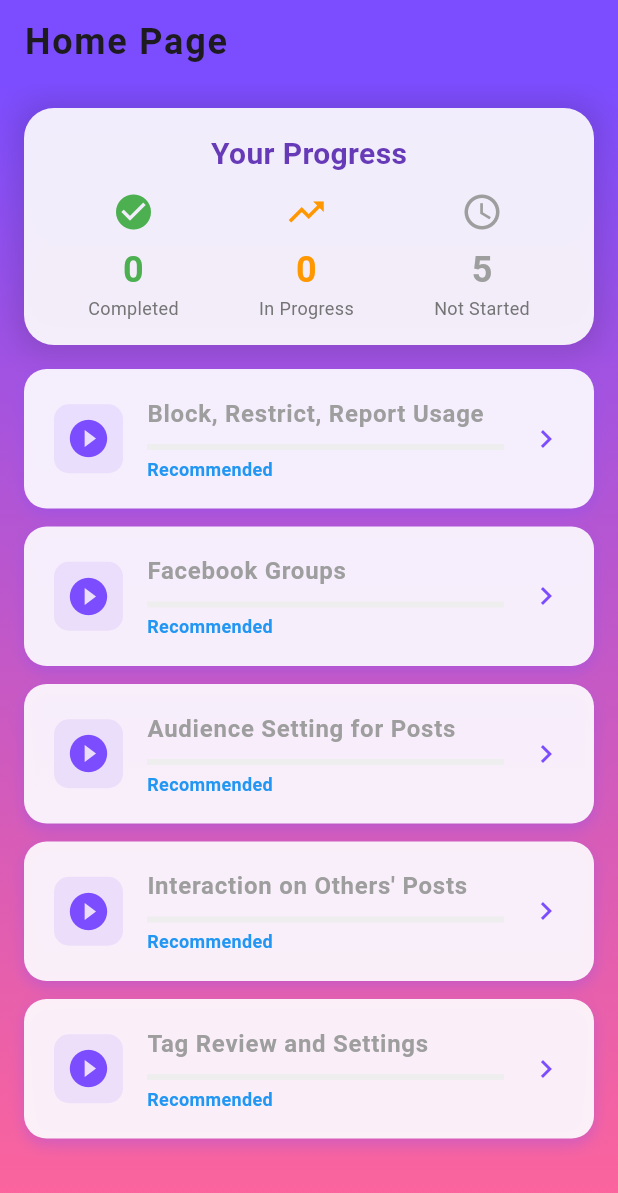
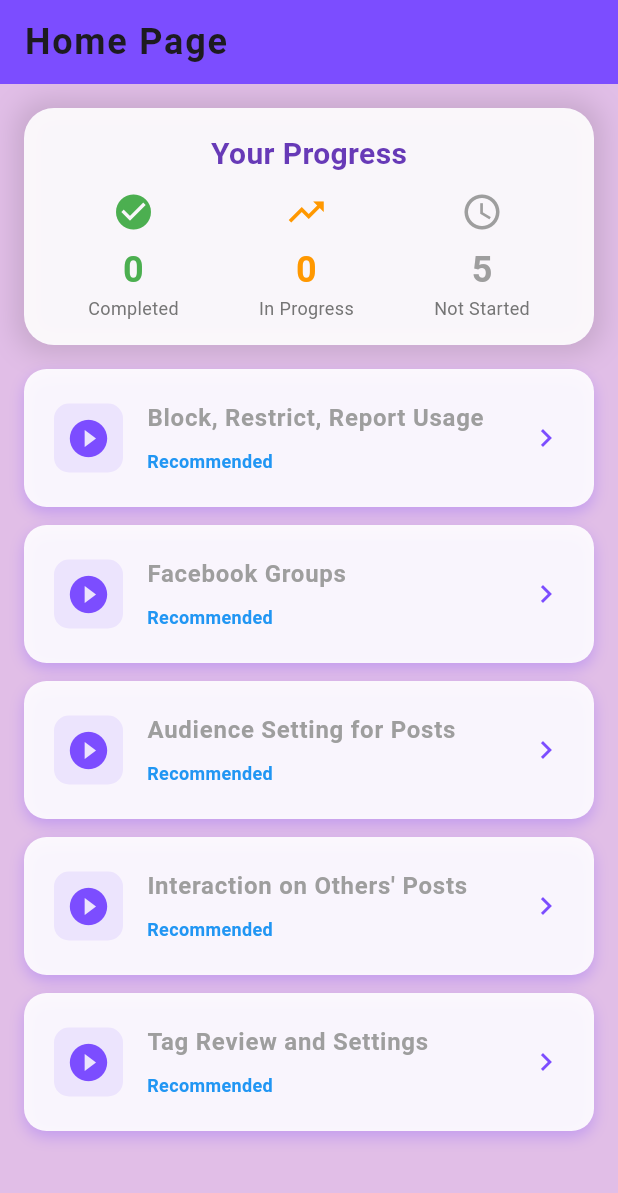
Before and after one commit to 4by3/capstone_flutter_project, a Flutter app: the HomePage screen opened directly, on a phone screen of 412 x 824 dp. Shown: the top 1193 px of the screen. Run offline on Flutter 3.47's test engine with Material 3 defaults, Android fonts, the phone set to English and light mode, and no system bars; our stand-ins replace confetti, shared_preferences; accounts and stored records are empty.

Commit message:
Fixed some bugs and made it more visually appealing

```diff
--- a/lib/pages/home_page.dart
+++ b/lib/pages/home_page.dart
@@ -1,12 +1,7 @@
 import 'package:flutter/material.dart';
 import 'feature_quiz_page.dart';
 
-///Homepage - shows they user's progress across different Facebook privacy features
-///Allows users to take feature specific quizzes and the features are sorted based on completion, status, and scores.
-
 class HomePage extends StatefulWidget {
-  ///Initial scores for features which will be populated from an introductory quiz.
-  ///Keys are feature names and values are scores from 0-5
   final Map<String, int>? initialFeatureScores;
 
   const HomePage({super.key, this.initialFeatureScores});
@@ -16,18 +11,11 @@ class HomePage extends StatefulWidget {
 }
 
 class _HomePageState extends State<HomePage> {
-  ///List of features with their completion scores
-  ///each feature is represented as a map with "name" and "score" keys
-  ///score ranges from:
-  ///-0 : Not started
-  ///- 1-4: In progress
-  ///- 5: Completed
   late List<Map<String, dynamic>> features;
 
   @override
   void initState() {
     super.initState();
-    //Initialise features with default scores
     features = [
       {'name': 'Block, Restrict, Report Usage', 'score': 0, 'started': 0},
       {'name': 'Facebook Groups', 'score': 0, 'started': 0},
@@ -36,7 +24,6 @@ class _HomePageState extends State<HomePage> {
       {'name': 'Tag Review and Settings', 'score': 0, 'started': 0}
     ];
 
-    // Initialize scores from intro quiz if available
     if (widget.initialFeatureScores != null) {
       for (var feature in features) {
         feature['score'] = widget.initialFeatureScores![feature['name']] ?? 0;
@@ -45,25 +32,22 @@ class _HomePageState extends State<HomePage> {
 
     _sortFeatures();
   }
-  ///Sorts by lowest score first
+
   void _sortFeatures() {
     setState(() {
       features.sort((a, b) => a['score'].compareTo(b['score']));
     });
   }
-  ///navigates to the quiz page for specific feature and updates its score when the quiz is completed.
-  ///[index] is the current position of the feature in the sorted list
-  ///uses a mapping to  maintain consistent feature indices regardless of the list order
+
   void _goToFeatureQuiz(int index) async {
     final featureName = features[index]['name'];
-    //Map to maintain consistent feature indices despite list reordering
     final originalIndex = {
       'Block, Restrict, Report Usage': 0,
       'Facebook Groups': 1,
       'Audience Setting for Posts': 2,
       'Interaction on Others\' Posts': 3,
       'Tag Review and Settings': 4,
-    }[featureName] ?? 0; // Default to 0 if not found
+    }[featureName] ?? 0;
 
     final score = await Navigator.push(
       context,
@@ -80,11 +64,7 @@ void _sortFeatures() {
       _sortFeatures();
     });
   }
-  ///Builds a statistic widget for the progress overview card
-  ///label - describers the statistic category
-  ///value - is the numerical value to display
-  ///icon - is the icon representing the category
-  ///color - determines the icon and value color
+
   Widget _buildProgressStat(String label, String value, IconData icon, Color color) {
     return Column(
       children: [
@@ -124,18 +104,11 @@ void _sortFeatures() {
         backgroundColor: Colors.deepPurpleAccent,
         elevation: 0,
       ),
-      //main container with gradient background
       body: Container(
-        decoration: BoxDecoration(
-          gradient: LinearGradient(
-            colors: [Colors.deepPurpleAccent, Colors.pinkAccent.withOpacity(0.8)],
-            begin: Alignment.topCenter,
-            end: Alignment.bottomCenter,
-          ),
-        ),
+        // Changed from gradient to solid light purple
+        color: Colors.purple[100], // Light purple background
         child: Column(
           children: [
-            // Progress Overview Card showing completion statistic
             Padding(
               padding: const EdgeInsets.all(16.0),
               child: Container(
@@ -162,7 +135,6 @@ void _sortFeatures() {
                       ),
                     ),
                     const SizedBox(height: 10),
-                    //Statistic row showing completed, in progress, and not started counts
                     Row(
                       mainAxisAlignment: MainAxisAlignment.spaceAround,
                       children: [
@@ -174,7 +146,7 @@ void _sortFeatures() {
                         ),
                         _buildProgressStat(
                           'In Progress',
-                          features.where((f) => f['started'] == 1).length.toString(),
+                          features.where((f) => f['started'] == 1 && f['score'] < 5).length.toString(),
                           Icons.trending_up,
                           Colors.orange,
                         ),
@@ -190,8 +162,6 @@ void _sortFeatures() {
                 ),
               ),
             ),
-            // Feature List
-            //Scrollable list of feature cards/
             Expanded(
               child: ListView.builder(
                 padding: const EdgeInsets.symmetric(horizontal: 16),
@@ -199,19 +169,19 @@ void _sortFeatures() {
                 itemBuilder: (context, index) {
                   bool isCompleted = features[index]['score'] == 5;
                   bool hasStarted = features[index]['started'] == 1;
-                  Color titleTextColor = Colors.grey; // Default color
+                  Color titleTextColor = Colors.grey;
                   if (hasStarted) {
-                    if(isCompleted){
+                    if (isCompleted) {
                       titleTextColor = Colors.green;
-                    }else{
+                    } else {
                       titleTextColor = Colors.orange;
                     }
                   }
                   Color completionColor = Colors.deepPurpleAccent;
                   if (hasStarted) {
-                    if(isCompleted){
+                    if (isCompleted) {
                       completionColor = Colors.green;
-                    }else{
+                    } else {
                       completionColor = Colors.orange;
                     }
                   }
@@ -219,16 +189,12 @@ void _sortFeatures() {
                     padding: const EdgeInsets.only(bottom: 12.0),
                     child: GestureDetector(
                       onTap: () {
-                        /*if (!isCompleted) {
-                          _goToFeatureQuiz(index);
-                        }*/
                         _goToFeatureQuiz(index);
                       },
                       child: AnimatedContainer(
                         duration: const Duration(milliseconds: 300),
                         curve: Curves.easeInOut,
                         decoration: BoxDecoration(
-                          //different styling for completed vs uncompleted features
                           color: isCompleted
                               ? Colors.grey[100]
                               : Colors.white.withOpacity(0.9),
@@ -243,7 +209,6 @@ void _sortFeatures() {
                             ),
                           ],
                         ),
-                        //Feature card with progress indicator and score
                         child: Material(
                           color: Colors.transparent,
                           child: ListTile(
@@ -272,14 +237,17 @@ void _sortFeatures() {
                               crossAxisAlignment: CrossAxisAlignment.start,
                               children: [
                                 const SizedBox(height: 8),
+                                if (features[index]['score'] == 5 || features[index]['started'] == 1) ...[
                                   LinearProgressIndicator(
                                     value: features[index]['score'] / 5,
                                     backgroundColor: Colors.grey[200],
                                     valueColor: AlwaysStoppedAnimation(
-                                    isCompleted ? Colors.green : Colors.deepPurpleAccent,
+                                      // Changed to orange for in-progress (score 1-4)
+                                      isCompleted ? Colors.green : Colors.orange,
                                     ),
                                   ),
                                   const SizedBox(height: 4),
+                                ],
                                 if (features[index]['score'] < 2)
                                   const Text(
                                     "Recommended",
@@ -292,7 +260,6 @@ void _sortFeatures() {
                               color: isCompleted ? Colors.grey : Colors.deepPurpleAccent,
                             ),
                           ),
-
                         ),
                       ),
                     ),
```
Lines whose indentation alone changed are shown as unchanged.
